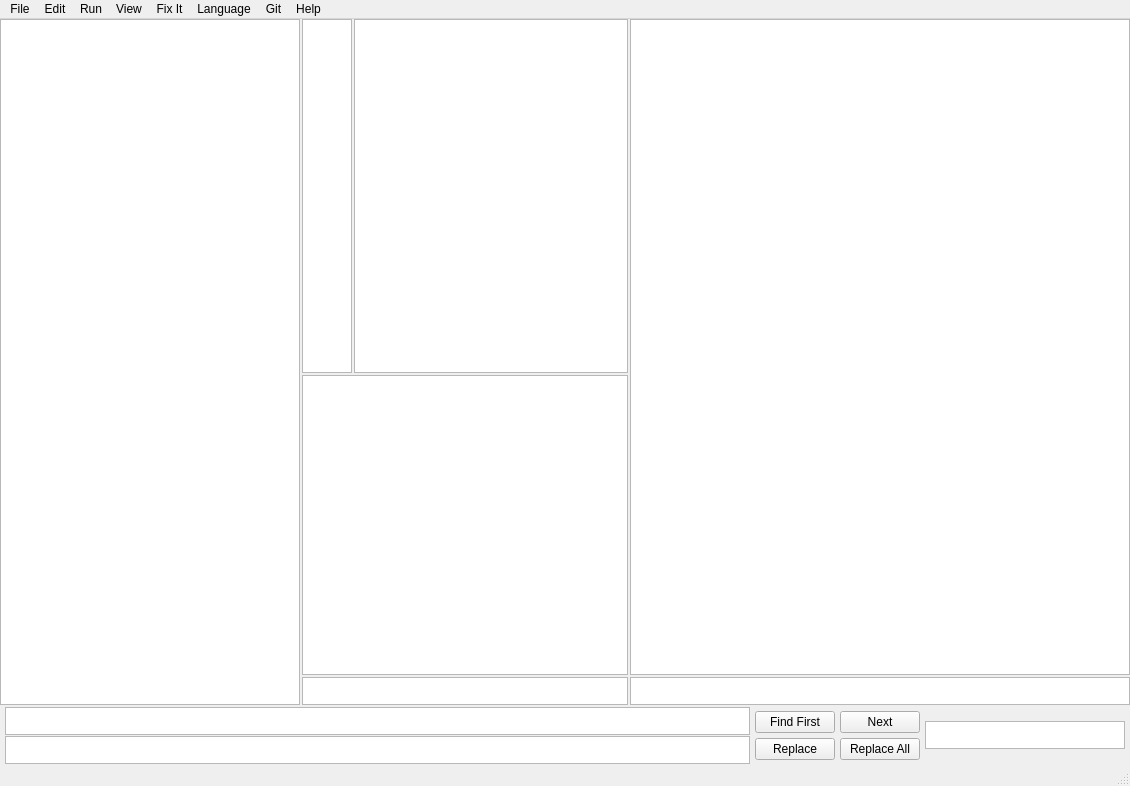
The window that mainwindow.ui (AdamJosephMather/CodeWizard) describes before a commit, drawn with Qt 5.
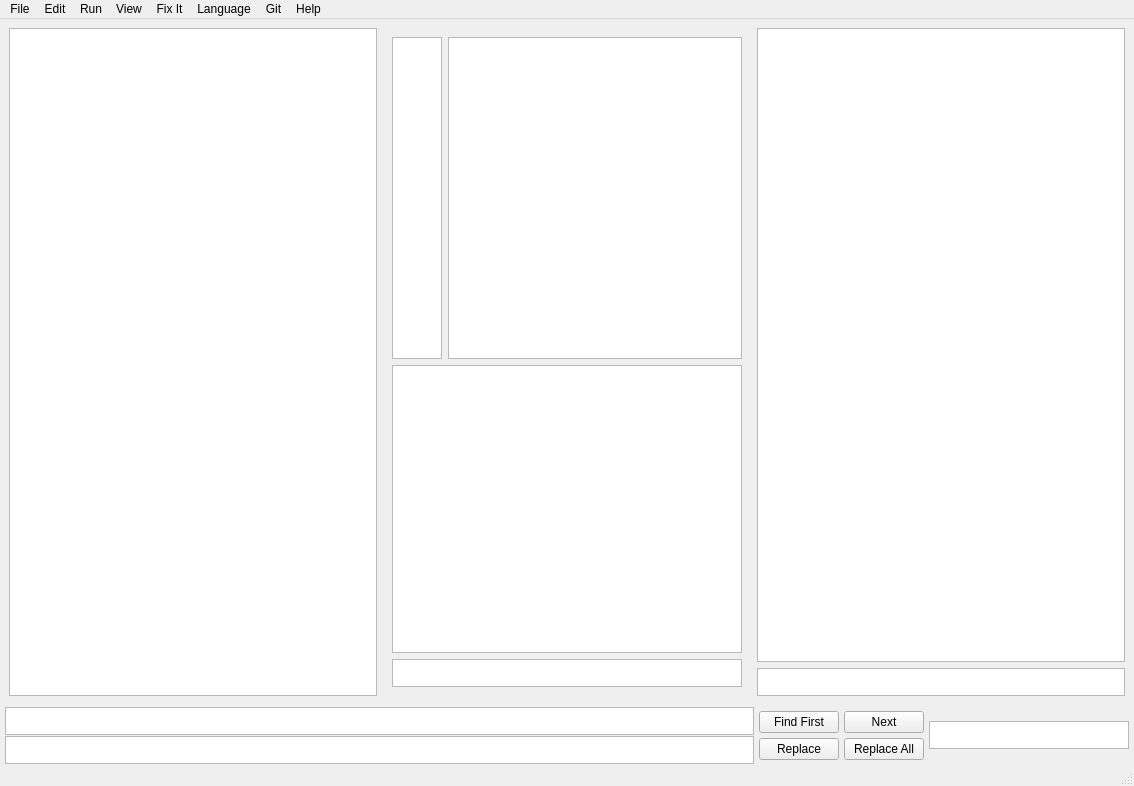
The same window after the commit. Custom widgets are drawn as their Qt base class.

What changed in the file:
```diff
--- a/mainwindow.ui
+++ b/mainwindow.ui
@@ -6,7 +6,7 @@
    <rect>
     <x>0</x>
     <y>0</y>
-    <width>1130</width>
+    <width>1134</width>
     <height>786</height>
    </rect>
   </property>
@@ -42,24 +42,25 @@
        <number>2</number>
       </property>
       <item>
+       <widget class="QWidget" name="horizontalLayout_4" native="true">
        <layout class="QHBoxLayout" name="horizontalLayout_3">
         <item>
          <widget class="QTreeView" name="treeView">
           <property name="sizePolicy">
-           <sizepolicy hsizetype="Fixed" vsizetype="Expanding">
+            <sizepolicy hsizetype="Expanding" vsizetype="Expanding">
             <horstretch>0</horstretch>
             <verstretch>0</verstretch>
            </sizepolicy>
           </property>
           <property name="minimumSize">
            <size>
-            <width>300</width>
+             <width>0</width>
             <height>0</height>
            </size>
           </property>
           <property name="maximumSize">
            <size>
-            <width>300</width>
+             <width>16777215</width>
             <height>16777215</height>
            </size>
           </property>
@@ -69,6 +70,7 @@
          </widget>
         </item>
         <item>
+          <widget class="QWidget" name="verticalLayout_7" native="true">
          <layout class="QVBoxLayout" name="verticalLayout_6">
           <item>
            <layout class="QHBoxLayout" name="horizontalLayout">
@@ -117,9 +119,11 @@
            </layout>
           </item>
           <item>
+             <layout class="QVBoxLayout" name="verticalLayout_8">
+              <item>
            <widget class="QTextEdit" name="textEdit_8">
             <property name="sizePolicy">
-             <sizepolicy hsizetype="Expanding" vsizetype="Minimum">
+                 <sizepolicy hsizetype="Expanding" vsizetype="Expanding">
               <horstretch>0</horstretch>
               <verstretch>0</verstretch>
              </sizepolicy>
@@ -127,13 +131,13 @@
             <property name="minimumSize">
              <size>
               <width>0</width>
-              <height>300</height>
+                  <height>0</height>
              </size>
             </property>
             <property name="maximumSize">
              <size>
               <width>16777215</width>
-              <height>300</height>
+                  <height>16777215</height>
              </size>
             </property>
            </widget>
@@ -162,25 +166,28 @@
           </item>
          </layout>
         </item>
+           </layout>
+          </widget>
+         </item>
         <item>
          <layout class="QVBoxLayout" name="verticalLayout_5">
           <item>
            <widget class="QTextEdit" name="textEdit_6">
             <property name="sizePolicy">
-             <sizepolicy hsizetype="Fixed" vsizetype="Expanding">
+              <sizepolicy hsizetype="Expanding" vsizetype="Expanding">
               <horstretch>0</horstretch>
               <verstretch>0</verstretch>
              </sizepolicy>
             </property>
             <property name="minimumSize">
              <size>
-              <width>500</width>
+               <width>0</width>
               <height>0</height>
              </size>
             </property>
             <property name="maximumSize">
              <size>
-              <width>500</width>
+               <width>16777215</width>
               <height>16777215</height>
              </size>
             </property>
@@ -189,20 +196,20 @@
           <item>
            <widget class="MyTextEdit" name="textEdit_7">
             <property name="sizePolicy">
-             <sizepolicy hsizetype="Fixed" vsizetype="Fixed">
+              <sizepolicy hsizetype="Expanding" vsizetype="Fixed">
               <horstretch>0</horstretch>
               <verstretch>0</verstretch>
              </sizepolicy>
             </property>
             <property name="minimumSize">
              <size>
-              <width>500</width>
+               <width>0</width>
               <height>28</height>
              </size>
             </property>
             <property name="maximumSize">
              <size>
-              <width>500</width>
+               <width>16777215</width>
               <height>28</height>
              </size>
             </property>
@@ -211,6 +218,7 @@
          </layout>
         </item>
        </layout>
+       </widget>
       </item>
       <item>
        <layout class="QHBoxLayout" name="findLayout">
@@ -351,7 +359,7 @@
     <rect>
      <x>0</x>
      <y>0</y>
-     <width>1130</width>
+     <width>1134</width>
      <height>21</height>
     </rect>
    </property>
```
Lines whose indentation alone changed are shown as unchanged.
